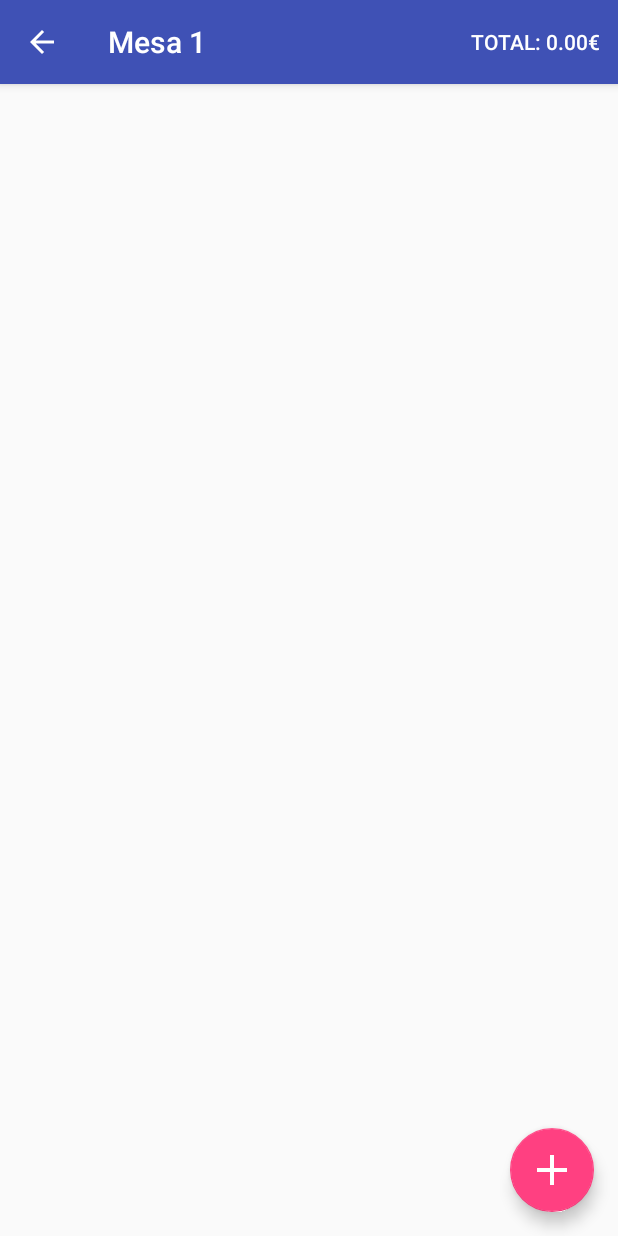
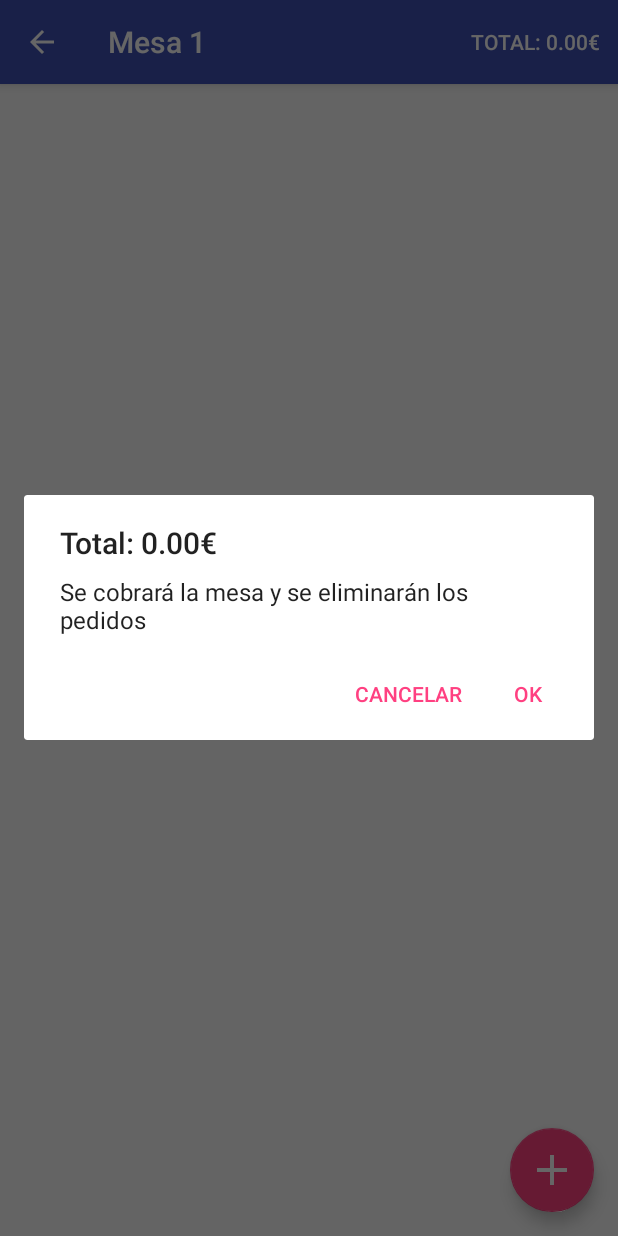
Before and after one commit to rodrigolc5388/MESSas, an Android app: the TableActivity screen opened directly, with no data from a screen before it, after a tap on an icon or button, on a phone screen of 412 x 824 dp. Run offline under Robolectric (Android 15) with nearby library versions, the phone set to English and light mode, and no system bars; 1 statement that could not run was skipped.

Commit message:
TotalBill button dialog working

```diff
--- a/app/src/main/java/com/example/rodrigo/messas/activity/TableActivity.kt
+++ b/app/src/main/java/com/example/rodrigo/messas/activity/TableActivity.kt
@@ -1,13 +1,13 @@
 package com.example.rodrigo.messas.activity
 
 import android.app.Activity
+import android.app.AlertDialog
 import android.content.Context
 import android.content.Intent
 import android.os.Bundle
 import android.support.design.widget.FloatingActionButton
 import android.support.v7.app.AppCompatActivity
 import android.view.Menu
-import android.view.MenuInflater
 import android.view.MenuItem
 import android.widget.ArrayAdapter
 import android.widget.ListView
@@ -76,15 +76,6 @@ class TableActivity : AppCompatActivity() {
         }
     }
 
-    /*fun updateBill() {
-        for (plateIndex in 0..tablePlates.size-1) {
-            val plate = tablePlates.get(plateIndex)
-            val platePrice = plate.price
-            table.totalBill = table.totalBill + platePrice
-        }
-    }*/
-
-
     override fun onCreateOptionsMenu(menu: Menu?): Boolean {
         val inflater = menuInflater.inflate(R.menu.menu_bill, menu)
         return true
@@ -101,8 +92,17 @@ class TableActivity : AppCompatActivity() {
 
     override fun onOptionsItemSelected(item: MenuItem?) = when (item?.itemId){
         R.id.bill_button -> {
-
-
+            AlertDialog.Builder(this)
+                    .setTitle(getString(R.string.bill_button_text, totalBill.sum()))
+                    .setMessage("Se cobrará la mesa y se eliminarán los pedidos")
+                    .setPositiveButton("Ok", {dialog, _ ->
+                        dialog.dismiss()
+                        tablePlates.clear()
+                        totalBill.clear()
+                        this.finish()
+                    })
+                    .setNegativeButton("Cancelar",{ dialog, _ -> dialog.dismiss()})
+                    .show()
             true
         }
         android.R.id.home -> {
```
Also changed, not shown: app/src/main/java/com/example/rodrigo/messas/model/Tables.kt (+4 -4 lines).
